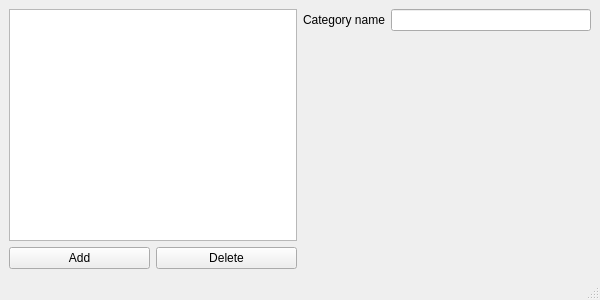
The window that slg_desktop/gui/categories.ui (drulum/slg_desktop) describes before a commit, drawn with Qt 5.
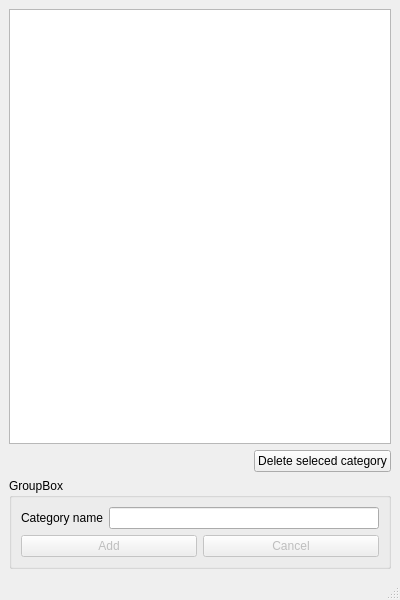
The same window after the commit.

Commit message: modified gui to work with db

Diff of the .ui file:
```diff
--- a/slg_desktop/gui/categories.ui
+++ b/slg_desktop/gui/categories.ui
@@ -6,47 +6,38 @@
    <rect>
     <x>0</x>
     <y>0</y>
-    <width>600</width>
-    <height>300</height>
+    <width>400</width>
+    <height>600</height>
    </rect>
   </property>
-  <property name="minimumSize">
-   <size>
-    <width>600</width>
-    <height>300</height>
-   </size>
-  </property>
-  <property name="maximumSize">
-   <size>
-    <width>600</width>
-    <height>300</height>
-   </size>
-  </property>
   <property name="windowTitle">
    <string>Add, Edit, Delete Categories</string>
   </property>
   <widget class="QWidget" name="centralwidget">
-   <layout class="QHBoxLayout" name="horizontalLayout_2">
+   <layout class="QVBoxLayout" name="verticalLayout_2">
     <item>
      <layout class="QVBoxLayout" name="verticalLayout">
       <item>
-       <widget class="QListView" name="categoryView">
+       <widget class="QTableView" name="categoryView">
         <property name="statusTip">
          <string>Select the category to edit the name.</string>
         </property>
        </widget>
       </item>
       <item>
-       <layout class="QHBoxLayout" name="horizontalLayout">
+       <layout class="QHBoxLayout" name="horizontalLayout_3">
         <item>
-         <widget class="QPushButton" name="addButton">
-          <property name="statusTip">
-           <string>Add a new category.</string>
+         <spacer name="horizontalSpacer">
+          <property name="orientation">
+           <enum>Qt::Horizontal</enum>
           </property>
-          <property name="text">
-           <string>Add</string>
+          <property name="sizeHint" stdset="0">
+           <size>
+            <width>40</width>
+            <height>20</height>
+           </size>
           </property>
-         </widget>
+         </spacer>
         </item>
         <item>
          <widget class="QPushButton" name="deleteButton">
@@ -54,7 +45,7 @@
            <string>CAUTION: The selected category will be deleted.</string>
           </property>
           <property name="text">
-           <string>Delete</string>
+           <string>Delete seleced category</string>
           </property>
          </widget>
         </item>
@@ -63,16 +54,22 @@
      </layout>
     </item>
     <item>
-     <layout class="QFormLayout" name="formLayout">
-      <item row="0" column="0">
+     <widget class="QGroupBox" name="groupBox">
+      <property name="title">
+       <string>GroupBox</string>
+      </property>
+      <layout class="QVBoxLayout" name="verticalLayout_3">
+       <item>
+        <layout class="QHBoxLayout" name="horizontalLayout_2">
+         <item>
        <widget class="QLabel" name="label">
         <property name="text">
          <string>Category name</string>
         </property>
        </widget>
       </item>
-      <item row="0" column="1">
-       <widget class="QLineEdit" name="nameEdit">
+         <item>
+          <widget class="QLineEdit" name="categoryEdit">
         <property name="statusTip">
          <string>&quot;Fresh&quot;, &quot;Chilled&quot;, &quot;Baked Goods&quot; etc.</string>
         </property>
@@ -80,6 +77,36 @@
       </item>
      </layout>
     </item>
+       <item>
+        <layout class="QHBoxLayout" name="horizontalLayout">
+         <item>
+          <widget class="QPushButton" name="addButton">
+           <property name="enabled">
+            <bool>false</bool>
+           </property>
+           <property name="statusTip">
+            <string>Add a new category.</string>
+           </property>
+           <property name="text">
+            <string>Add</string>
+           </property>
+          </widget>
+         </item>
+         <item>
+          <widget class="QPushButton" name="cancelButton">
+           <property name="enabled">
+            <bool>false</bool>
+           </property>
+           <property name="text">
+            <string>Cancel</string>
+           </property>
+          </widget>
+         </item>
+        </layout>
+       </item>
+      </layout>
+     </widget>
+    </item>
    </layout>
   </widget>
   <widget class="QMenuBar" name="menubar">
```
Left out of the diff: 2 changed lines with no effect on the pictures. Lines whose indentation alone changed are shown as unchanged. The commit also changes 2 other files.
